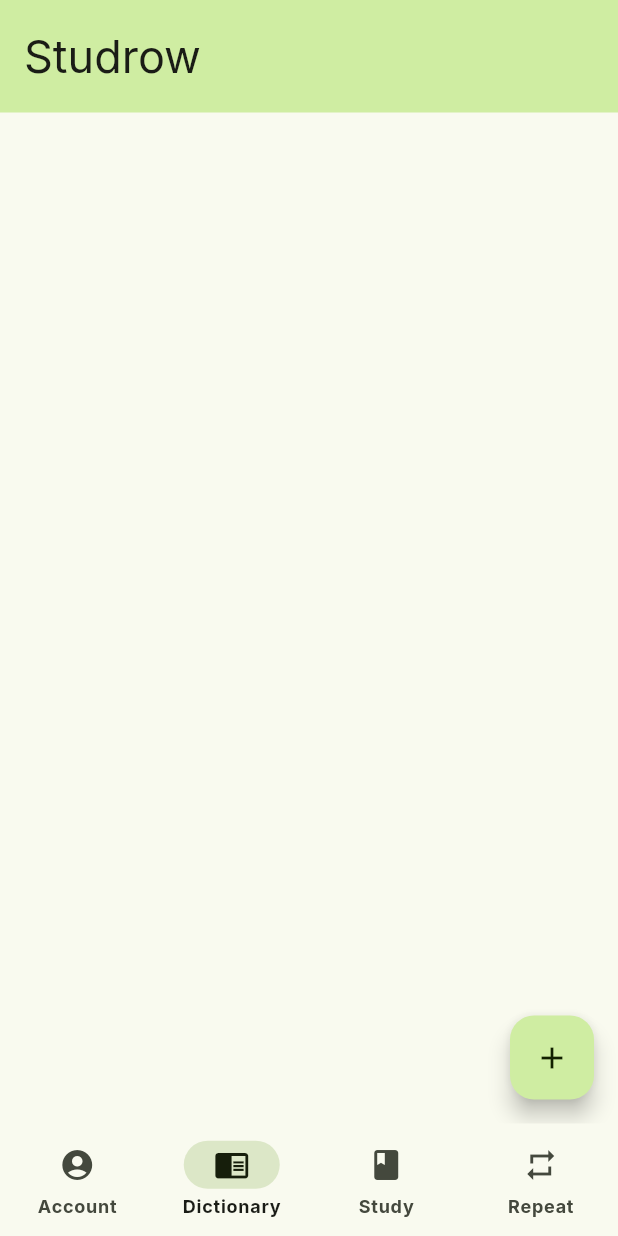
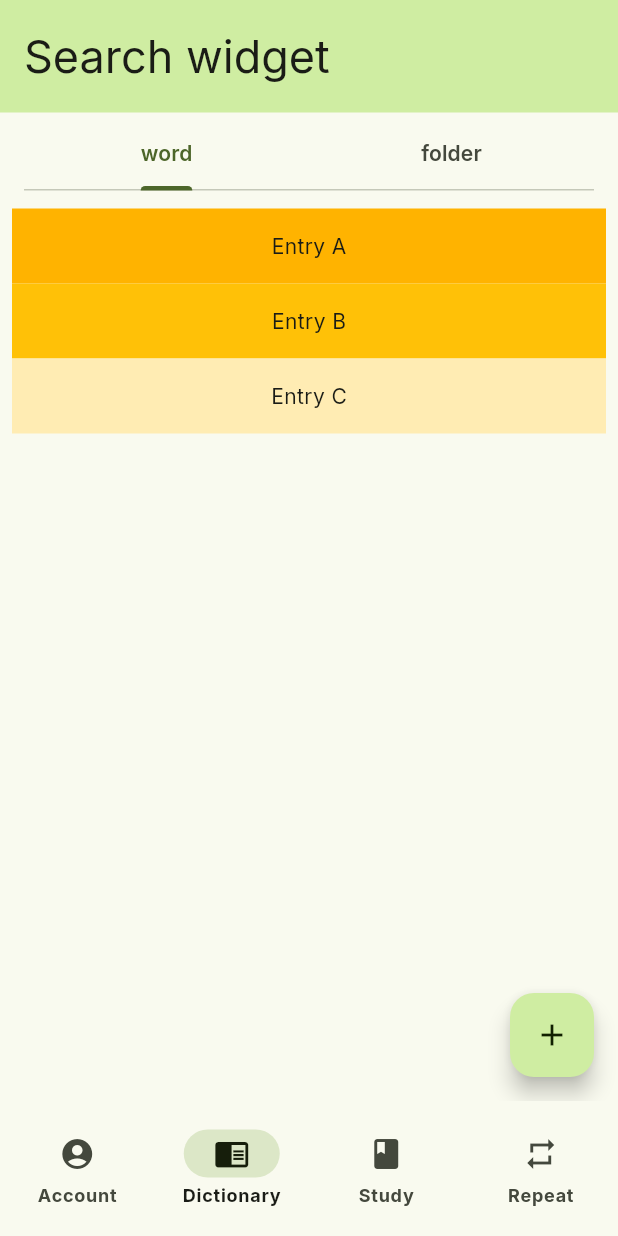
Before and after one commit to SchepardCat/studrow, a Flutter app: the screen it shows after launch, item 2 of the bottom bar chosen, on a phone screen of 412 x 824 dp. Run offline on Flutter 3.47's test engine with Material 3 defaults, Android fonts, the phone set to English and light mode, and no system bars; our stand-ins replace flip_card, flutter_spinkit, google_fonts, percent_indicator, swipe_cards.

Commit message:
create top tabs and list word example

```diff
--- a/lib/presentation/pages/dictionary_page.dart
+++ b/lib/presentation/pages/dictionary_page.dart
@@ -1,4 +1,6 @@
+import 'package:flutter/cupertino.dart';
 import 'package:flutter/material.dart';
+import 'package:studrow/presentation/widgets/dictionary_list/dictionary_list.dart';
 
 class DictionaryPage extends StatefulWidget {
   const DictionaryPage({super.key});
@@ -10,8 +12,26 @@ class DictionaryPage extends StatefulWidget {
 class _DictionaryPageState extends State<DictionaryPage> {
   @override
   Widget build(BuildContext context) {
-    return Scaffold(
-      body: Center(),
+    return DefaultTabController(
+      length: 2,
+      child: Scaffold(
+        appBar: AppBar(
+          title: const TabBar(
+            tabs: [
+              Tab(text: "word"),
+              Tab(text: "folder"),
+            ],
+          ),
+        ),
+
+        body: const TabBarView(
+          children: [
+            DictionaryList(),
+            Icon(Icons.directions_transit),
+          ],
+        ),
+
+        //Buttom add new word or folder
         floatingActionButton: FloatingActionButton(
           onPressed: () {
             Navigator.pushNamed(context, '/formAdd');
@@ -19,6 +39,7 @@ class _DictionaryPageState extends State<DictionaryPage> {
           tooltip: 'Form add new word',
           child: const Icon(Icons.add),
         ),
+      ),
     );
   }
 }
--- a/lib/presentation/pages/main_page.dart
+++ b/lib/presentation/pages/main_page.dart
@@ -27,7 +27,7 @@ class _MainPageState extends State<MainPage> {
     return Scaffold(
       appBar: AppBar(
         title: Text(
-          StSetting.companyName,
+          "Search widget",
           style: const TextStyle(
             fontSize: 30,
             fontWeight: FontWeight.w400,
@@ -40,7 +40,7 @@ class _MainPageState extends State<MainPage> {
       bottomNavigationBar: NavigationBarTheme(
         data: const NavigationBarThemeData(),
         child: NavigationBar(
-          height: 75,
+          height: 90,
           selectedIndex: index,
           onDestinationSelected: (index) => setState(() => this.index = index),
           destinations: const [
--- /dev/null
+++ b/lib/presentation/widgets/dictionary_list/dictionary_list.dart
@@ -0,0 +1,28 @@
+import 'package:flutter/material.dart';
+
+class DictionaryList extends StatefulWidget {
+  const DictionaryList({super.key});
+
+  @override
+  State<DictionaryList> createState() => _DictionaryListState();
+}
+
+class _DictionaryListState extends State<DictionaryList> {
+  final List<String> entries = <String>['A', 'B', 'C'];
+  final List<int> colorCodes = <int>[600, 500, 100];
+
+  @override
+  Widget build(BuildContext context) {
+    return ListView.builder(
+        padding: const EdgeInsets.all(8),
+        itemCount: entries.length,
+        itemBuilder: (BuildContext context, int index) {
+          return Container(
+            height: 50,
+            color: Colors.amber[colorCodes[index]],
+            child: Center(child: Text('Entry ${entries[index]}')),
+          );
+        }
+    );
+  }
+}
```
Lines whose indentation alone changed are shown as unchanged.
